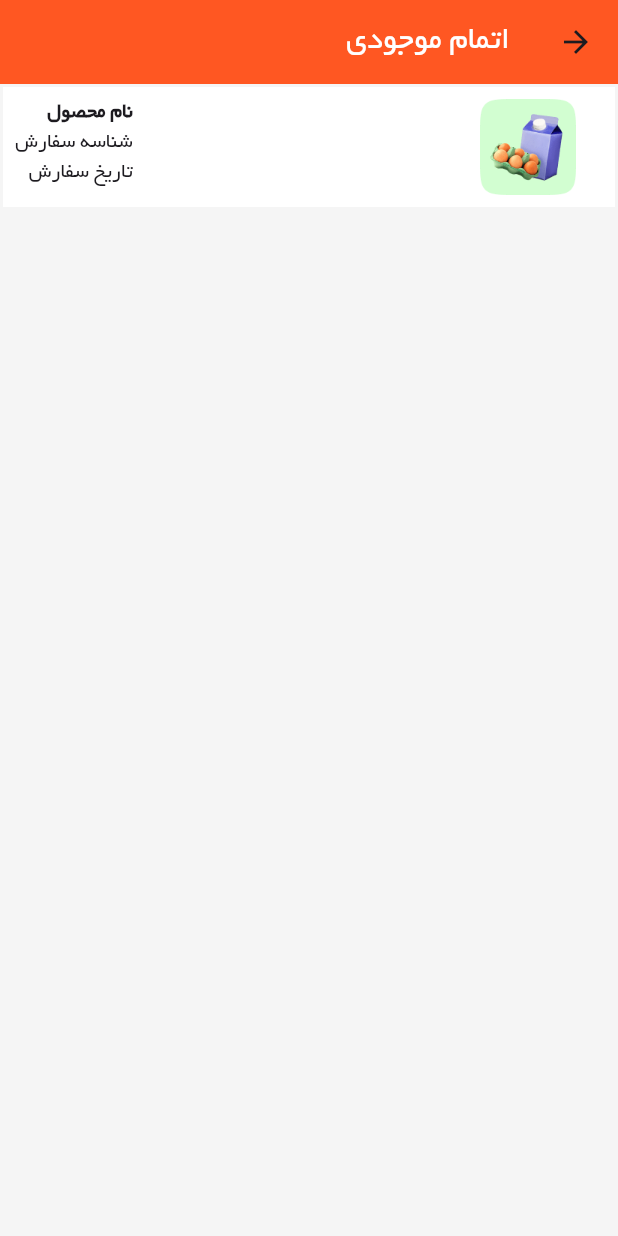
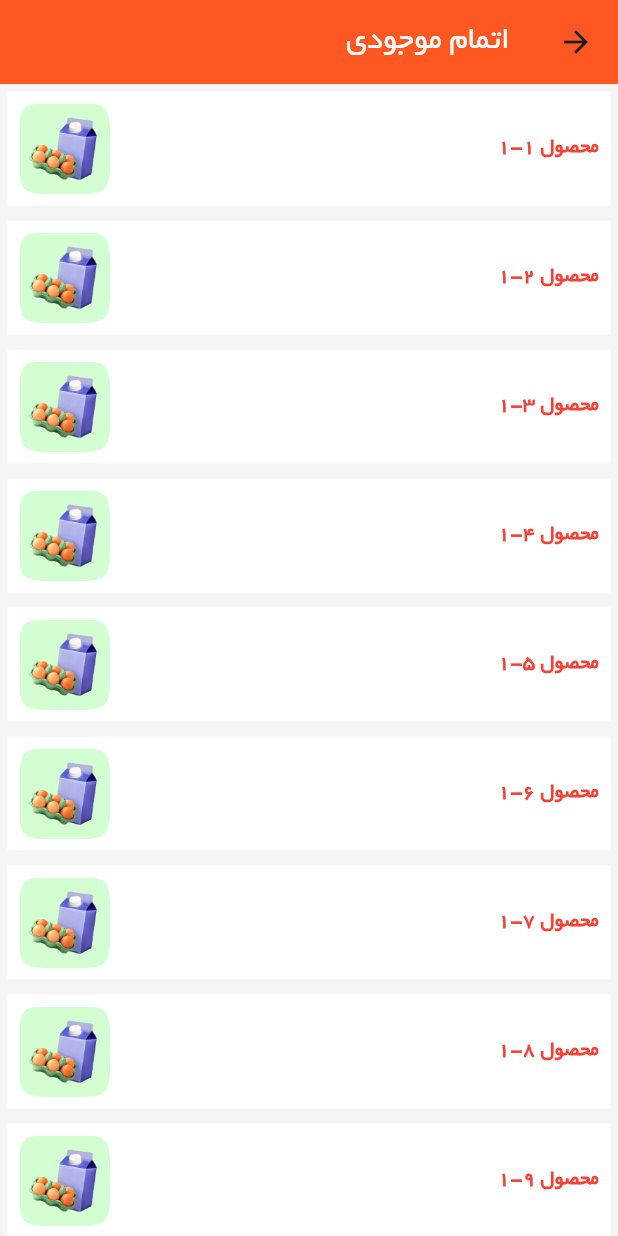
Before and after one commit to Ali3nti/abd_shop, a Flutter app: the OutOfStockPage screen opened directly, on a phone screen of 412 x 824 dp. Run offline on Flutter 3.47's test engine with Material 3 defaults, Android fonts, the phone set to English and light mode, and no system bars; our stand-ins replace connectivity_plus, dotted_border, flutter_image_compress, flutter_map, flutter_spinkit, hive_flutter and 9 more; accounts and stored records are empty.

Commit message:
change_on_out_of_stock_page

```diff
--- a/lib/screens/add_Product/components/out_of_stock_page.dart
+++ b/lib/screens/add_Product/components/out_of_stock_page.dart
@@ -1,3 +1,5 @@
+import 'package:abd_shop/models/order_model.dart';
+import 'package:abd_shop/models/product_model.dart';
 import 'package:flutter/material.dart';
 
 class OutOfStockPage extends StatefulWidget {
@@ -8,6 +10,19 @@ class OutOfStockPage extends StatefulWidget {
 }
 
 class _AddProductPageState extends State<OutOfStockPage> {
+  List<Order> orders = List.generate(10, (index) {
+    Order order = Order();
+    order.id = index + 1;
+    order.userId = 1;
+    order.products = List.generate(3, (productIndex) {
+      Product product = Product();
+      product.id = productIndex + 1;
+      product.name = 'محصول ${index + 1}-${productIndex + 1}';
+      product.image = "assets/images/p${productIndex % 3 + 1}.png";
+      return product;
+    });
+    return order;
+  });
   @override
   Widget build(BuildContext context) {
     return Scaffold(
@@ -21,46 +36,41 @@ class _AddProductPageState extends State<OutOfStockPage> {
           ),
         ),
       ),
-      body:  Container(
-        margin: const EdgeInsets.all(2),
+      body: ListView.builder(
+        itemCount: orders.length,
+        itemBuilder: (context, index) {
+          Order order = orders[index];
+          return Container(
+            margin: const EdgeInsets.all(5),
             color: Colors.white,
-        height: 80,
             child: Padding(
               padding: const EdgeInsets.all(8),
               child: Row(
                 mainAxisAlignment: MainAxisAlignment.spaceBetween,
                 children: [
+                  Text(
+                    order.products[0].name,
+                    style: const TextStyle(
+                      color: Colors.red,
+                      fontWeight: FontWeight.bold,
+                    ),
+                  ),
                   Container(
-                alignment: Alignment.center,
-                width: 100,
-                height: 100,
+                    width: 60,
+                    height: 60,
                     decoration: const BoxDecoration(
                       shape: BoxShape.circle,
                     ),
                     child: Image.asset(
-                  "assets/images/p1.png",
+                      order.products[0].image,
+                      fit: BoxFit.cover,
                     ),
-              ),
-              Column(
-                crossAxisAlignment: CrossAxisAlignment.start,
-                children: [
-                  Text(
-                    "نام محصول",
-                    style: TextStyle(
-                      fontWeight: FontWeight.bold,
-                    ),
-                  ),
-                  Text(
-                    "شناسه سفارش",
-                  ),
-                  Text(
-                    "تاریخ سفارش",
-                  ),
-                ],
                   ),
                 ],
               ),
             ),
+          );
+          },
       ),
     );
   }
```
Lines whose indentation alone changed are shown as unchanged.
